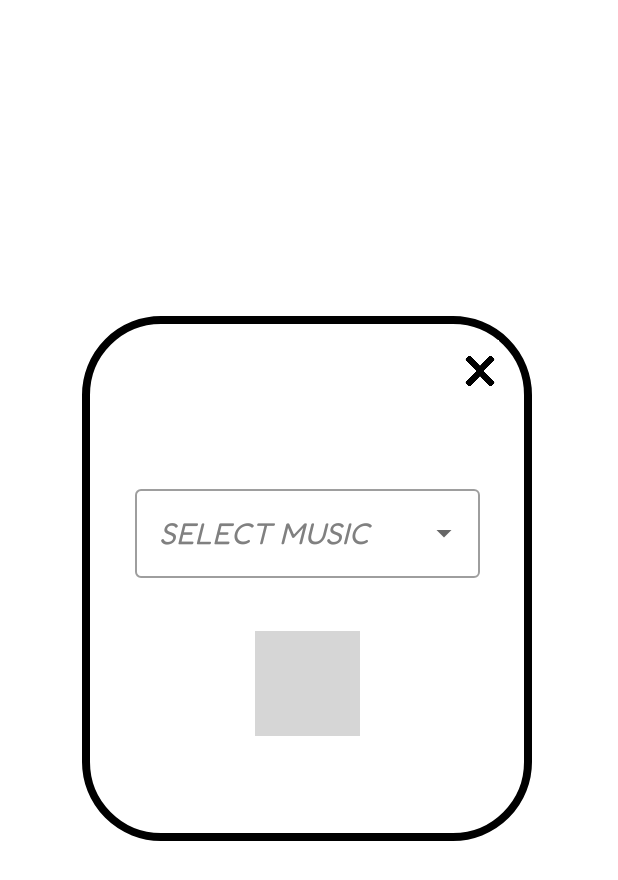
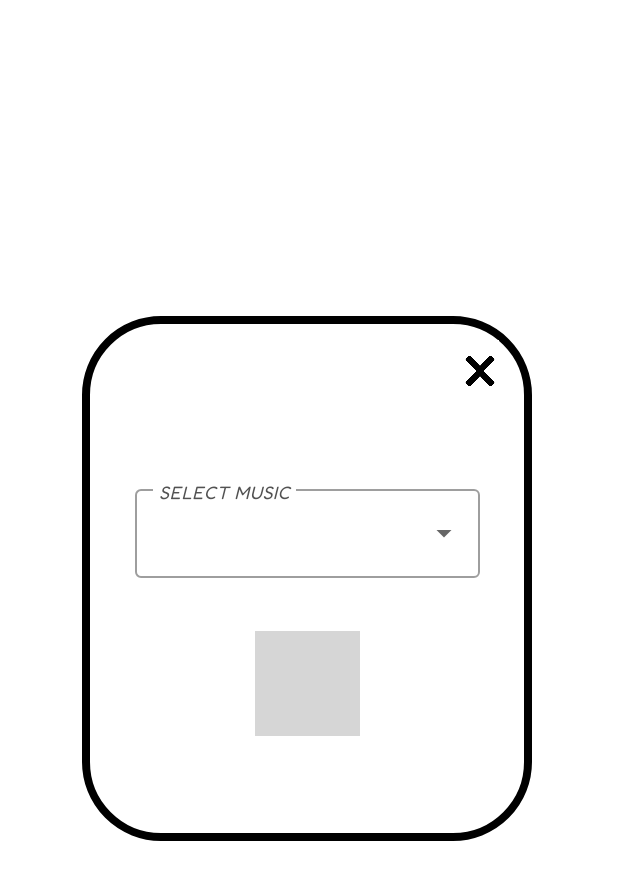
Before and after one commit to clarine24/SEGP_G11B, an Android app: the layout music_pop_up.xml on its own in the app's theme, with its tools: preview values and no code run, on a phone screen of 412 x 824 dp. Shown: the top 880 px of the screen. Run offline under Robolectric (Android 15) with nearby library versions, the phone set to English and light mode, and no system bars; grey boxes are pictures that could not be loaded.

Commit message:
set the hint text from the music pop up to current music

```diff
--- a/app/src/main/res/layout/music_drop_down_layout.xml
+++ b/app/src/main/res/layout/music_drop_down_layout.xml
@@ -9,6 +9,6 @@
     android:fontFamily="@font/fredoka"
     android:textSize="18dp"
     android:textColor="@color/black"
-    android:textStyle="bold"
+    android:textStyle="normal"
     android:textAppearance="@style/TextAppearance.MaterialComponents.Subtitle1">
 </TextView>
--- a/app/src/main/res/layout/music_pop_up.xml
+++ b/app/src/main/res/layout/music_pop_up.xml
@@ -43,7 +43,7 @@
         android:layout_height="70dp"
         android:src="@drawable/mute_icon"
         android:layout_marginTop="140dp"
-        android:visibility="visible"
+        android:visibility="invisible"
         android:clickable="true"
         app:layout_constraintBottom_toBottomOf="@+id/music_popUp"
         app:layout_constraintEnd_toEndOf="@+id/music_popUp"
@@ -56,7 +56,7 @@
         android:layout_height="70dp"
         android:src="@drawable/vol_icon"
         android:layout_marginTop="140dp"
-        android:visibility="invisible"
+        android:visibility="visible"
         android:clickable="true"
         app:layout_constraintBottom_toBottomOf="@+id/music_popUp"
         app:layout_constraintEnd_toEndOf="@+id/music_popUp"
@@ -65,23 +65,25 @@
 
     <com.google.android.material.textfield.TextInputLayout
         style="@style/Widget.MaterialComponents.TextInputLayout.OutlinedBox.ExposedDropdownMenu"
-        android:textColorHint="@color/gray"
+        android:textColorHint="@color/dark_gray"
         app:boxBackgroundMode="outline"
         android:layout_width="230dp"
         android:layout_height="wrap_content"
         android:layout_marginStart="64dp"
         android:layout_marginEnd="64dp"
         android:layout_marginTop="110dp"
+        app:expandedHintEnabled="false"
+        android:hint="SELECT MUSIC"
         app:layout_constraintEnd_toEndOf="@id/music_popUp"
         app:layout_constraintStart_toStartOf="@id/music_popUp"
         app:layout_constraintTop_toTopOf="@id/music_popUp"
         >
         <AutoCompleteTextView
             android:fontFamily="@font/fredoka"
-            android:hint="SELECT MUSIC"
             android:textStyle="italic"
             android:textSize="20dp"
-            android:textColor="@color/dark_gray"
+
+            android:textColor="@color/black"
             android:id="@+id/music_auto_complete_text"
             android:layout_width="match_parent"
             android:layout_height="wrap_content"
```
Also changed, not shown: app/src/main/java/com/example/rewire/App.java (+24 -6 lines).
